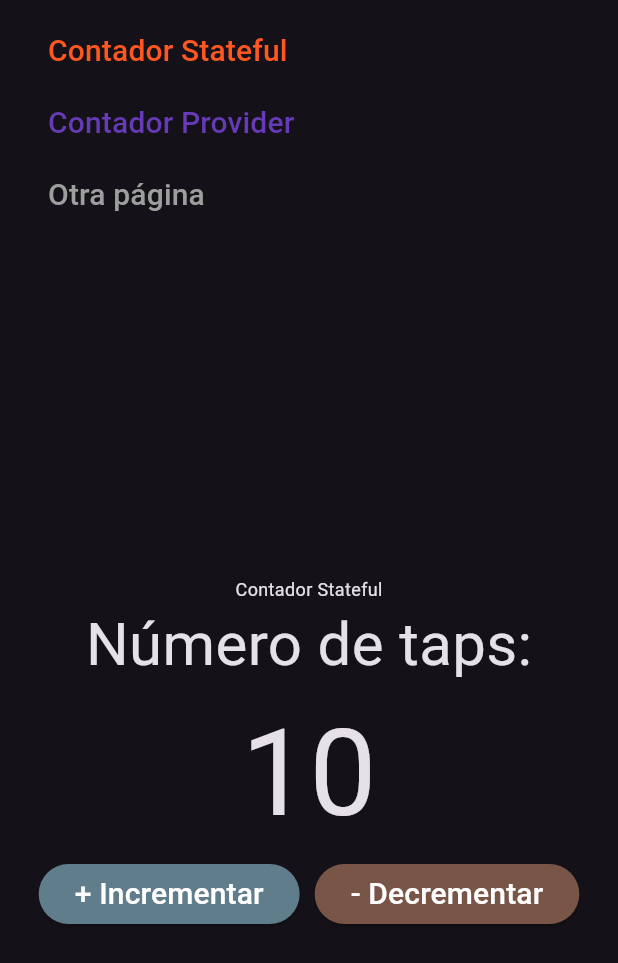
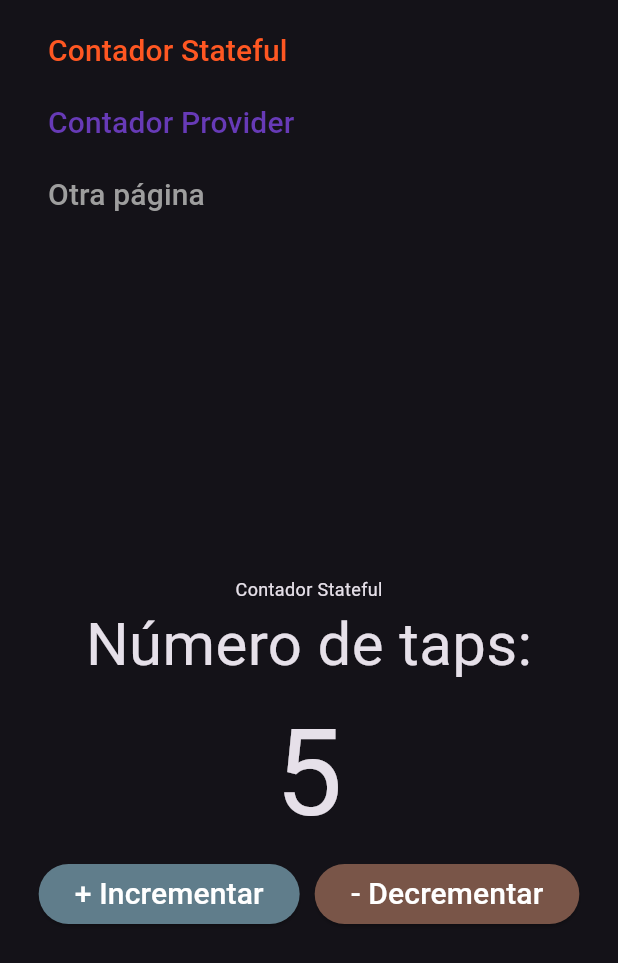
Before and after one commit to xavit/flutter_web_base, a Flutter app: the screen it shows after launch, on a phone screen of 412 x 824 dp. Shown: the top 963 px of the screen. Run offline on Flutter 3.47's test engine with Material 3 defaults, Android fonts, the phone set to English and light mode, and no system bars; our stand-ins replace fluro, get_it.

Commit message:
Leer la base por URL y aplica al contador

```diff
--- a/lib/router/route_generator.dart
+++ b/lib/router/route_generator.dart
@@ -10,7 +10,11 @@ class RouteGenerator {
     // print('Route: ${settings.name}');
     switch (settings.name) {
       case 'stateful':
-        return _fadeRoute(const CounterView(), 'stateful');
+        return _fadeRoute(
+            const CounterView(
+              base: "7",
+            ),
+            'stateful');
 
       case 'provider':
         return _fadeRoute(const CounterProviderView(), 'provider');
--- a/lib/router/router.dart
+++ b/lib/router/router.dart
@@ -8,7 +8,10 @@ class Flurorouter {
 
   // Handlers
   static final Handler _counterHandler = Handler(
-    handlerFunc: (contex, params) => const CounterView(),
+    handlerFunc: (contex, params) {
+      print(params);
+      return CounterView(base: params['base']?[0] ?? '5');
+    },
   );
 
   static final Handler _counterProviderHandler = Handler(
@@ -33,6 +36,11 @@ class Flurorouter {
       transitionType: TransitionType.fadeIn,
     );
     router.define(
+      "/stateful/:base",
+      handler: _counterHandler,
+      transitionType: TransitionType.fadeIn,
+    );
+    router.define(
       "/provider",
       handler: _counterProviderHandler,
       transitionType: TransitionType.fadeIn,
--- a/lib/ui/views/counter_view.dart
+++ b/lib/ui/views/counter_view.dart
@@ -2,7 +2,8 @@ import 'package:flutter/material.dart';
 import 'package:flutter_web_base/ui/shared/custom_elevated_buttom.dart';
 
 class CounterView extends StatefulWidget {
-  const CounterView({super.key});
+  final String base;
+  const CounterView({super.key, required this.base});
 
   @override
   State<CounterView> createState() => _CounterViewState();
@@ -10,6 +11,14 @@ class CounterView extends StatefulWidget {
 
 class _CounterViewState extends State<CounterView> {
   int counter = 10;
+
+  @override
+  void initState() {
+    // TODO: implement initState
+    super.initState();
+    counter = int.parse(widget.base);
+  }
+
   @override
   Widget build(BuildContext context) {
     return SizedBox(
```
